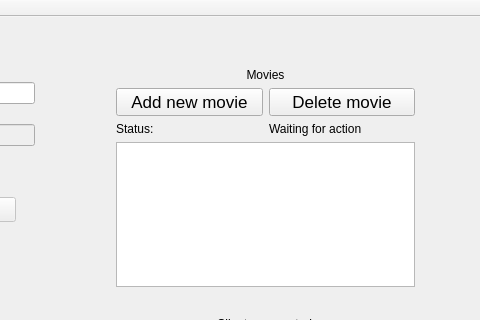
Before: the Qt Designer form src/gui/mainwindow.ui in Domnyk/Oton, drawn with Qt 5; both pictures show x 255 to 735 and y 0 to 320 of the 735 by 591 pixel window.
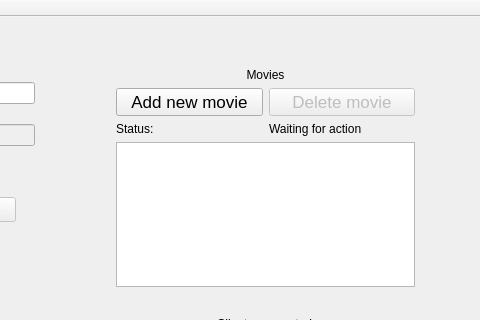
After: the same form once the commit is applied.

The edit to the form file:
```diff
--- a/src/gui/mainwindow.ui
+++ b/src/gui/mainwindow.ui
@@ -119,6 +119,9 @@
      </item>
      <item row="1" column="1">
       <widget class="QPushButton" name="btn_delete_movie">
+       <property name="enabled">
+        <bool>false</bool>
+       </property>
        <property name="font">
         <font>
          <pointsize>13</pointsize>
```
